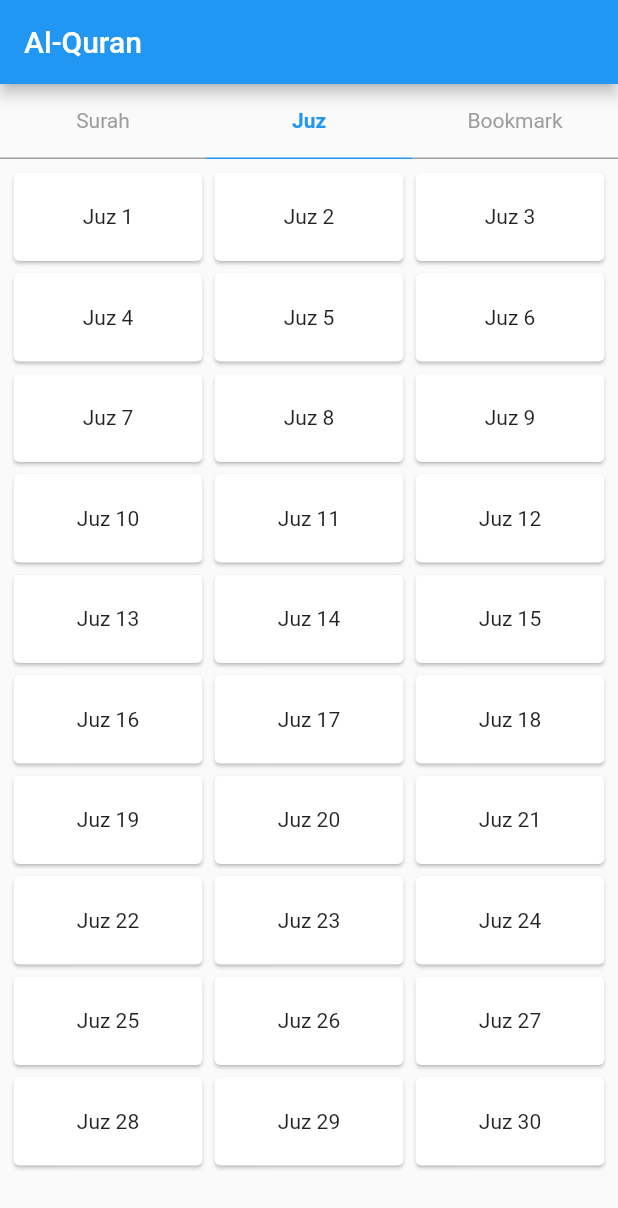
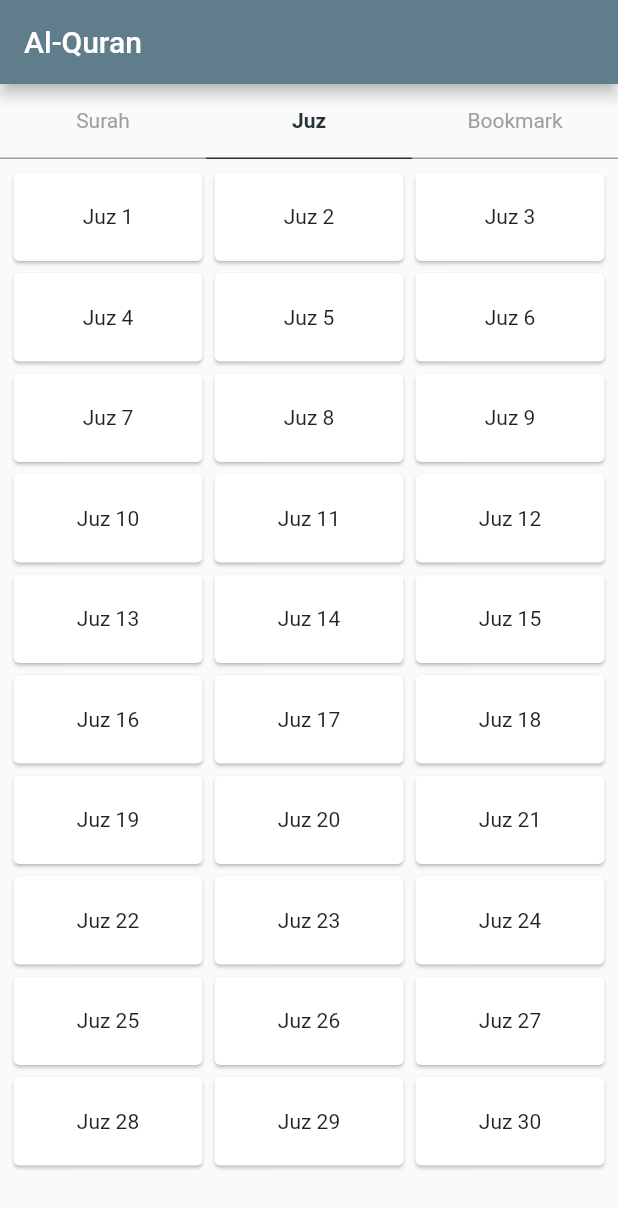
Before and after one commit to elvirareza/Prak_TPM-Project, a Flutter app: the screen it shows after launch, after a tap on "Juz", on a phone screen of 412 x 824 dp. Shown: the top 1208 px of the screen. Run offline on Flutter 3.47's test engine with Material 2 defaults, Android fonts, the phone set to English and light mode, and no system bars; our stand-ins replace fluttertoast, hive, hive_flutter, page_transition, scrollable_positioned_list; missing offline and left inert: arabic_numbers, material_dialogs; accounts and stored records are empty; network calls fail.

Commit message:
update ui

```diff
--- a/lib/feature/surah_page.dart
+++ b/lib/feature/surah_page.dart
@@ -67,9 +67,10 @@ class _SurahPageState extends State<SurahPage> {
                 ),
                 title: Text('${snapshot.data?[index].engName}'),
                 subtitle: Text('${snapshot.data?[index].type} | ${snapshot.data?[index].ayah} ayahs'),
-                trailing: Text('${snapshot.data?[index].name}'),
+                trailing: Text('${snapshot.data?[index].name}', textAlign: TextAlign.right,),
               ),
-            )
+            ),
+            Divider(height: 3, color: Colors.blueGrey[50])
           ],
         );
       },
--- a/lib/main.dart
+++ b/lib/main.dart
@@ -24,7 +24,7 @@ class MyApp extends StatelessWidget {
     return MaterialApp(
       title: 'Al-Quran',
       theme: ThemeData(
-        primarySwatch: Colors.blue,
+        primarySwatch: Colors.blueGrey,
       ),
       home: const MyHomePage(),
       debugShowCheckedModeBanner: false,
--- a/lib/tools/menu_tools.dart
+++ b/lib/tools/menu_tools.dart
@@ -32,14 +32,14 @@ class Menu extends StatelessWidget {
                 padding: const EdgeInsets.all(15),
                 height: 50,
                 decoration: (label == 'Surah')?
-                const BoxDecoration(border: Border(bottom: BorderSide(width: 1.0, color: Colors.blue))) :
+                const BoxDecoration(border: Border(bottom: BorderSide(width: 1.0, color: Color(0XFF263238)))) :
                 const BoxDecoration(border: Border(bottom: BorderSide(width: 1.0, color: Colors.grey))),
                 child: Column(
                   mainAxisAlignment: MainAxisAlignment.center,
                   crossAxisAlignment: CrossAxisAlignment.center,
                   children: [
                     Text('Surah', style: TextStyle(
-                        color: (label == 'Surah')? Colors.blue : Colors.grey,
+                        color: (label == 'Surah')? Colors.blueGrey[900] : Colors.grey,
                         fontWeight: (label == 'Surah')? FontWeight.w600 : null),
                     )
                   ],
@@ -64,14 +64,14 @@ class Menu extends StatelessWidget {
                   padding: const EdgeInsets.all(15),
                   height: 50,
                   decoration: (label == 'Juz')?
-                  const BoxDecoration(border: Border(bottom: BorderSide(width: 1.0, color: Colors.blue))) :
+                  const BoxDecoration(border: Border(bottom: BorderSide(width: 1.0, color: Color(0XFF263238)))) :
                   const BoxDecoration(border: Border(bottom: BorderSide(width: 1.0, color: Colors.grey))),
                   child: Column(
                     mainAxisAlignment: MainAxisAlignment.center,
                     crossAxisAlignment: CrossAxisAlignment.center,
                     children: [
                       Text('Juz', style: TextStyle(
-                          color: (label == 'Juz')? Colors.blue : Colors.grey,
+                          color: (label == 'Juz')? Colors.blueGrey[900] : Colors.grey,
                           fontWeight: (label == 'Juz')? FontWeight.w600 : null),
                       )
                     ],
@@ -95,14 +95,14 @@ class Menu extends StatelessWidget {
                   padding: const EdgeInsets.all(15),
                   height: 50,
                   decoration: (label == 'Bookmark')?
-                  const BoxDecoration(border: Border(bottom: BorderSide(width: 1.0, color: Colors.blue))) :
+                  const BoxDecoration(border: Border(bottom: BorderSide(width: 1.0, color: Color(0XFF263238)))) :
                   const BoxDecoration(border: Border(bottom: BorderSide(width: 1.0, color: Colors.grey))),
                   child: Column(
                     mainAxisAlignment: MainAxisAlignment.center,
                     crossAxisAlignment: CrossAxisAlignment.center,
                     children: [
                       Text('Bookmark', style: TextStyle(
-                          color: (label == 'Bookmark')? Colors.blue : Colors.grey,
+                          color: (label == 'Bookmark')? Colors.blueGrey[900] : Colors.grey,
                           fontWeight: (label == 'Bookmark')? FontWeight.w600 : null),
                       )
                     ],
--- a/pubspec.yaml
+++ b/pubspec.yaml
@@ -40,6 +40,8 @@ dependencies:
   page_transition: ^2.0.1-nullsafety.0
   arabic_numbers: ^1.0.0
   scrollable_positioned_list: ^0.2.3
+  material_dialogs: ^1.1.1
+  fluttertoast: ^8.0.9
 
 dev_dependencies:
   flutter_test:
```
Also changed, not shown: lib/feature/bookmark_page.dart (+35 -2 lines), lib/feature/detail_juz_page.dart (+24 -6 lines), lib/feature/detail_surah_page.dart (+19 -3 lines), lib/feature/juz_page.dart (+0 -43 lines), pubspec.lock.
